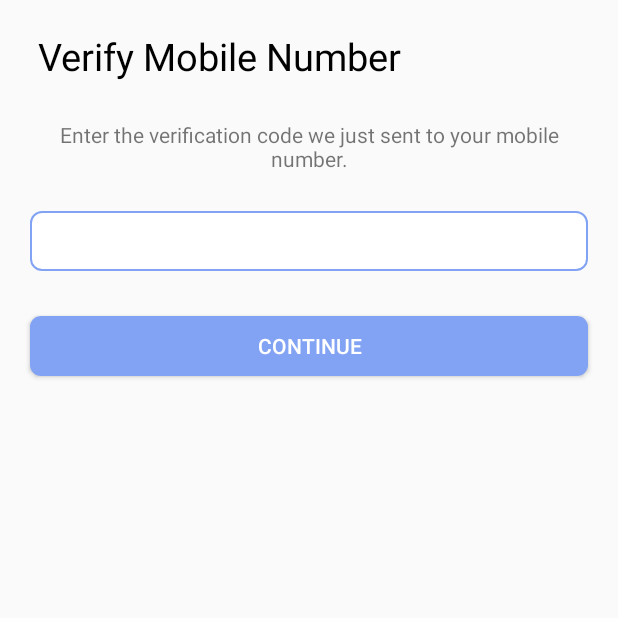
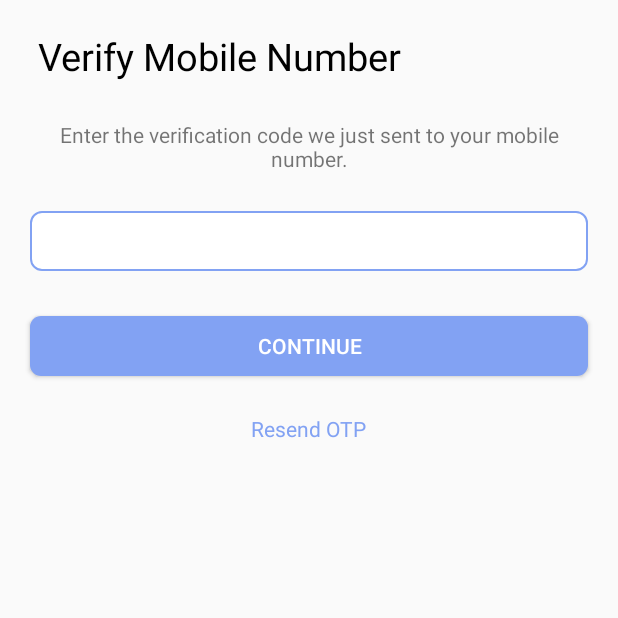
Before and after one commit to Fintech-Labs/CLiK-App, an Android app: the VerifyPhoneActivity screen opened directly, with no data from a screen before it, on a phone screen of 412 x 824 dp, the top half of it. Run offline under Robolectric (Android 15) with nearby library versions, the phone set to English and light mode, and no system bars; our stand-ins replace Firebase (no records; nobody signed in at launch, a user with empty details on screens opened directly).

Commit message:
resend option otp added

```diff
--- a/app/src/main/res/layout/activity_verify_phone.xml
+++ b/app/src/main/res/layout/activity_verify_phone.xml
@@ -51,6 +51,16 @@
         android:padding="10dp"
         android:text="continue"
         android:textColor="#FFFFFF" />
+    <TextView
+        android:layout_below="@id/verify"
+        android:layout_marginTop="10dp"
+        android:layout_width="wrap_content"
+        android:layout_height="wrap_content"
+        android:padding="15dp"
+        android:id="@+id/resend"
+        android:layout_centerHorizontal="true"
+        android:textColor="#82A2F3"
+        android:text="Resend OTP"></TextView>
 
 
 </RelativeLayout>
```
